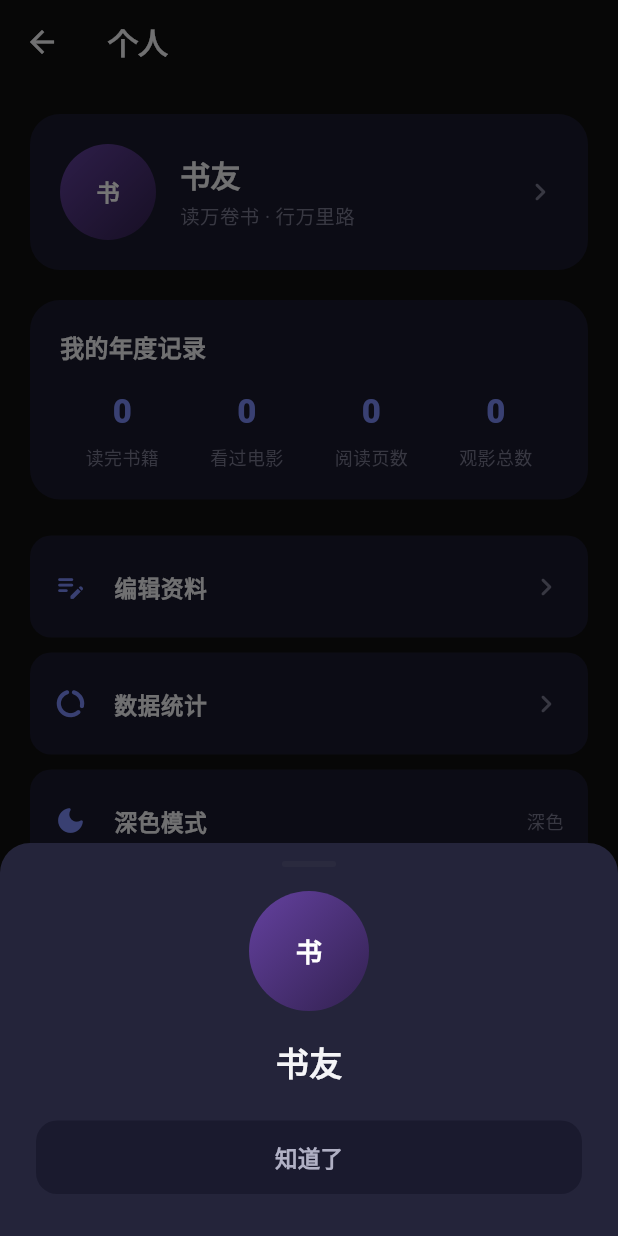
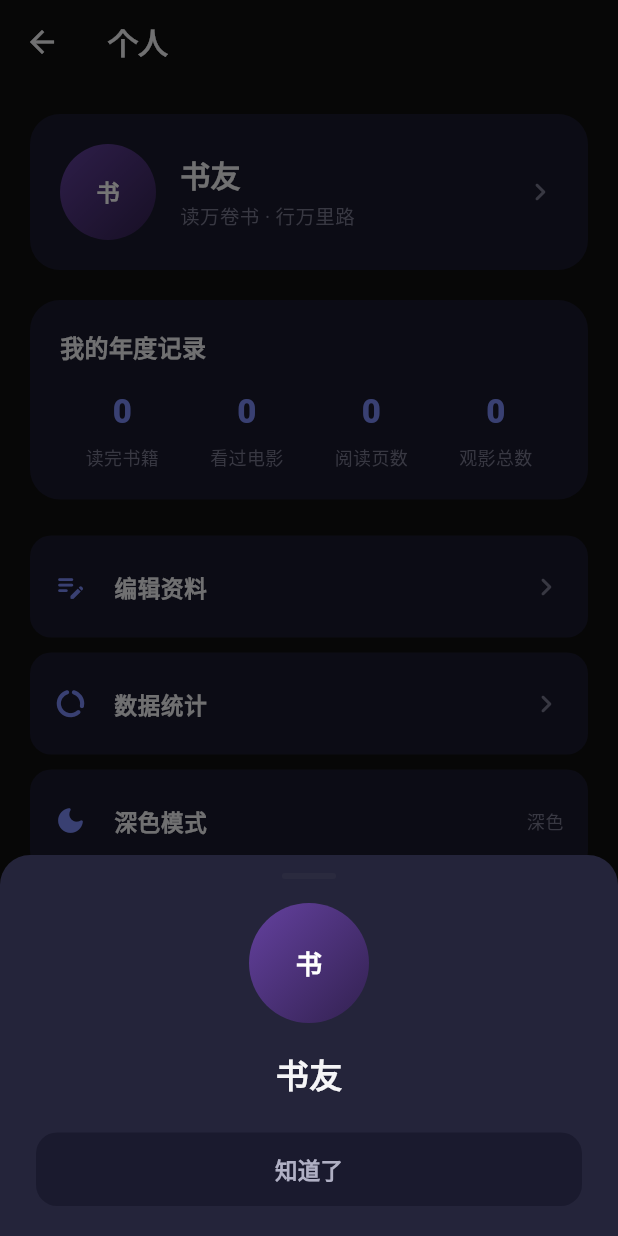
Before and after one commit to Aftery/moying, a Flutter app: the ProfileScreen screen opened directly, after a tap on an icon or button, on a phone screen of 412 x 824 dp. Run offline on Flutter 3.47's test engine with Material 3 defaults, Android fonts, the phone set to English and light mode, and no system bars; our stand-ins replace connectivity_plus, file_picker, flutter_secure_storage, image_picker, share_plus; accounts and stored records are empty; statements that could not run were skipped.

Commit message:
修复弹窗 不统一 bug存

```diff
--- a/lib/screens/data_source_screen.dart
+++ b/lib/screens/data_source_screen.dart
@@ -175,6 +175,7 @@ class DataSourceScreen extends StatelessWidget {
       context: context,
       isScrollControlled: true,
       backgroundColor: context.colors.surfaceHigh,
+      elevation: 3,
       shape: const RoundedRectangleBorder(
         borderRadius: BorderRadius.vertical(top: Radius.circular(20)),
       ),
@@ -303,6 +304,7 @@ class _SourceTile extends StatelessWidget {
       context: context,
       isScrollControlled: true,
       backgroundColor: context.colors.surfaceHigh,
+      elevation: 3,
       shape: const RoundedRectangleBorder(
         borderRadius: BorderRadius.vertical(top: Radius.circular(20)),
       ),
--- a/lib/screens/profile_screen.dart
+++ b/lib/screens/profile_screen.dart
@@ -116,7 +116,7 @@ class ProfileScreen extends StatelessWidget {
       ),
       builder: (ctx) => SafeArea(
         child: Padding(
-          padding: const EdgeInsets.fromLTRB(24, 12, 24, 28),
+          padding: const EdgeInsets.fromLTRB(24, 12, 24, 20),
           child: Column(
             mainAxisSize: MainAxisSize.min,
             children: [
```
